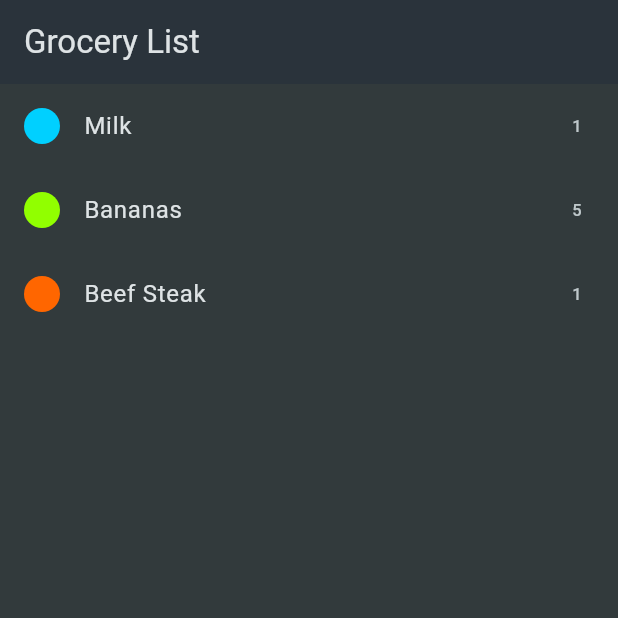
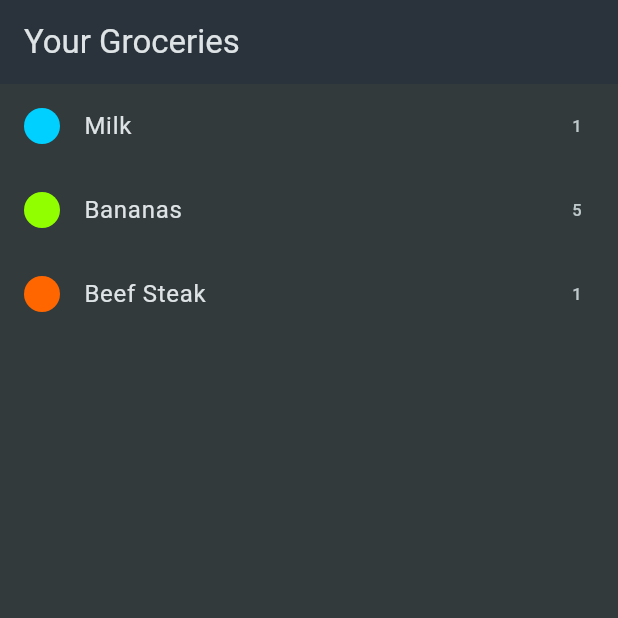
Before and after one commit to Belladonnixi/shopping_list, a Flutter app: the screen it shows after launch, on a phone screen of 412 x 824 dp, the top half of it. Run offline on Flutter 3.47's test engine with Material 3 defaults, Android fonts, the phone set to English and light mode, and no system bars; our stand-ins replace flutter_riverpod; generated files the repository leaves out were written again.

Commit message:
add localization

```diff
--- /dev/null
+++ b/l10n.yaml
@@ -0,0 +1,3 @@
+arb-dir: lib/localization
+template-arb-file: app_en.arb
+output-localization-file: app_localizations.dart
--- /dev/null
+++ b/lib/app.dart
@@ -0,0 +1,28 @@
+import 'package:flutter/material.dart';
+import 'package:flutter_localizations/flutter_localizations.dart';
+import 'package:flutter_gen/gen_l10n/app_localizations.dart';
+import 'package:shopping_list/utils/color_themes.dart';
+import 'package:shopping_list/widgets/grocery_list.dart';
+
+class MyApp extends StatelessWidget {
+  const MyApp({super.key});
+
+  @override
+  Widget build(BuildContext context) {
+    return MaterialApp(
+      localizationsDelegates: const [
+        AppLocalizations.delegate,
+        GlobalMaterialLocalizations.delegate,
+        GlobalWidgetsLocalizations.delegate,
+        GlobalCupertinoLocalizations.delegate,
+      ],
+      supportedLocales: const [
+        Locale('en', ''),
+      ],
+      onGenerateTitle: (BuildContext context) =>
+          AppLocalizations.of(context)!.appTitle,
+      theme: theme,
+      home: const GroceryList(),
+    );
+  }
+}
--- /dev/null
+++ b/lib/localization/app_en.arb
@@ -0,0 +1,8 @@
+{
+    "appTitle": "Flutter Groceries",
+    "@appTitle": {
+        "description": "The title of the application"
+    },
+    "error": "Error",
+    "groceryListTitle": "Your Groceries"
+}
--- a/lib/main.dart
+++ b/lib/main.dart
@@ -1,7 +1,6 @@
 import 'package:flutter/material.dart';
 import 'package:flutter_riverpod/flutter_riverpod.dart';
-import 'package:shopping_list/utils/color_themes.dart';
-import 'package:shopping_list/widgets/grocery_list.dart';
+import 'package:shopping_list/app.dart';
 
 void main() {
   runApp(
@@ -10,16 +9,3 @@ void main() {
     ),
   );
 }
-
-class MyApp extends StatelessWidget {
-  const MyApp({super.key});
-
-  @override
-  Widget build(BuildContext context) {
-    return MaterialApp(
-      title: 'Flutter Groceries',
-      theme: theme,
-      home: const GroceryList(),
-    );
-  }
-}
--- a/lib/provider/groceries_provider.dart
+++ b/lib/provider/groceries_provider.dart
@@ -2,6 +2,7 @@ import 'package:flutter_riverpod/flutter_riverpod.dart';
 import 'package:shopping_list/data/mock_database_repository.dart';
 import 'package:shopping_list/models/grocery_item.dart';
 
+// This provider is responsible for fetching the grocery items from the database.
 final groceriesProvider = FutureProvider<List<GroceryItem>>(
   (ref) async {
     final items = MockDatabaseRepository();
--- a/lib/widgets/grocery_list.dart
+++ b/lib/widgets/grocery_list.dart
@@ -2,7 +2,9 @@ import 'package:flutter/material.dart';
 import 'package:flutter_riverpod/flutter_riverpod.dart';
 import 'package:shopping_list/provider/groceries_provider.dart';
 import 'package:shopping_list/widgets/grocery_list_tile.dart';
+import 'package:flutter_gen/gen_l10n/app_localizations.dart';
 
+/// A widget that displays a list of grocery items.
 class GroceryList extends ConsumerWidget {
   const GroceryList({super.key});
 
@@ -12,19 +14,25 @@ class GroceryList extends ConsumerWidget {
 
     return Scaffold(
       appBar: AppBar(
-        title: const Text('Grocery List'),
+        title: Text(AppLocalizations.of(context)!.groceryListTitle),
       ),
+      // Use the groceryItems provider to display the grocery items.
       body: groceryItems.when(
+        // Display the grocery items as a list of tiles.
         data: (groceryItems) => ListView.builder(
           itemCount: groceryItems.length,
+          // Use the GroceryListTile widget to display each grocery item.
           itemBuilder: (context, index) => GroceryListTile(
             title: groceryItems[index].name,
             color: groceryItems[index].category.color,
             quantity: groceryItems[index].quantity,
           ),
         ),
+        // Display a loading indicator while the grocery items are being fetched.
         loading: () => const Center(child: CircularProgressIndicator()),
-        error: (error, stack) => Center(child: Text('Error: $error')),
+        error: (error, stack) => Center(
+          child: Text('${AppLocalizations.of(context)!.error}: $error'),
+        ),
       ),
     );
   }
--- a/pubspec.yaml
+++ b/pubspec.yaml
@@ -37,6 +37,9 @@ dependencies:
   google_fonts: ^6.2.1
   flutter_riverpod: ^2.6.1
   riverpod_lint: ^2.6.3
+  flutter_localizations:
+    sdk: flutter
+  intl: any
 
 dev_dependencies:
   flutter_test:
@@ -48,12 +51,15 @@ dev_dependencies:
   # package. See that file for information about deactivating specific lint
   # rules and activating additional ones.
   flutter_lints: ^5.0.0
+  build_runner: ^2.1.11
+  json_serializable: ^6.5.4
 
 # For information on the generic Dart part of this file, see the
 # following page: https://dart.dev/tools/pub/pubspec
 
 # The following section is specific to Flutter packages.
 flutter:
+  generate: true
 
   # The following line ensures that the Material Icons font is
   # included with your application, so that you can use the icons in
```
Also changed, not shown: pubspec.lock.
